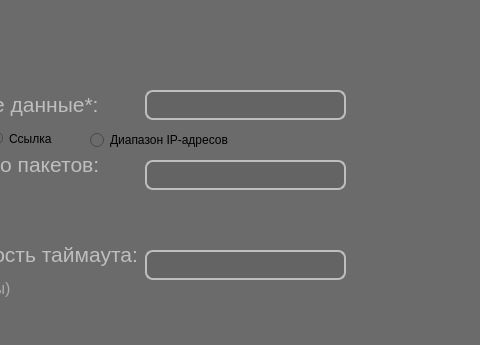
canadianFisherman/systemAdminHelper, file windows/inputForPing.ui: the form before one commit; both pictures show x 320 to 800 and y 0 to 345 of the 800 by 500 pixel window.
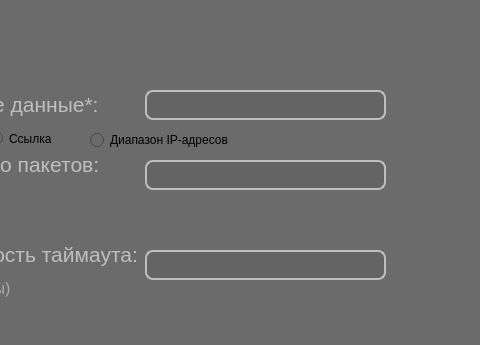
The form after the commit.

```diff
--- a/windows/inputForPing.ui
+++ b/windows/inputForPing.ui
@@ -140,7 +140,7 @@
     <rect>
      <x>465</x>
      <y>90</y>
-     <width>201</width>
+     <width>241</width>
      <height>30</height>
     </rect>
    </property>
@@ -157,7 +157,7 @@
     <rect>
      <x>465</x>
      <y>160</y>
-     <width>201</width>
+     <width>241</width>
      <height>30</height>
     </rect>
    </property>
@@ -174,7 +174,7 @@
     <rect>
      <x>465</x>
      <y>250</y>
-     <width>201</width>
+     <width>241</width>
      <height>30</height>
     </rect>
    </property>
```
